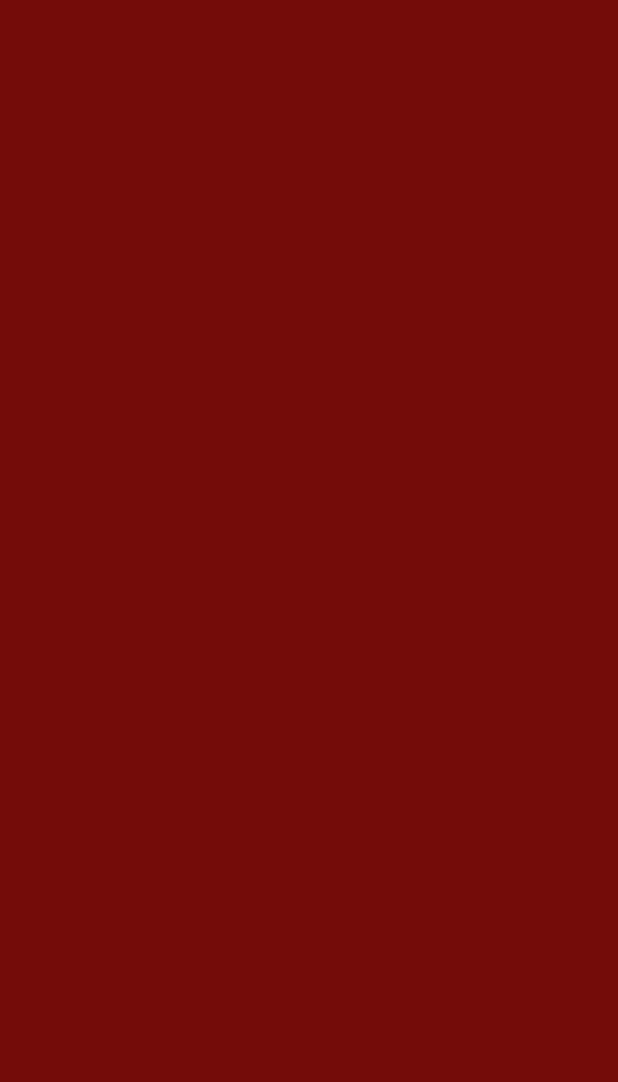
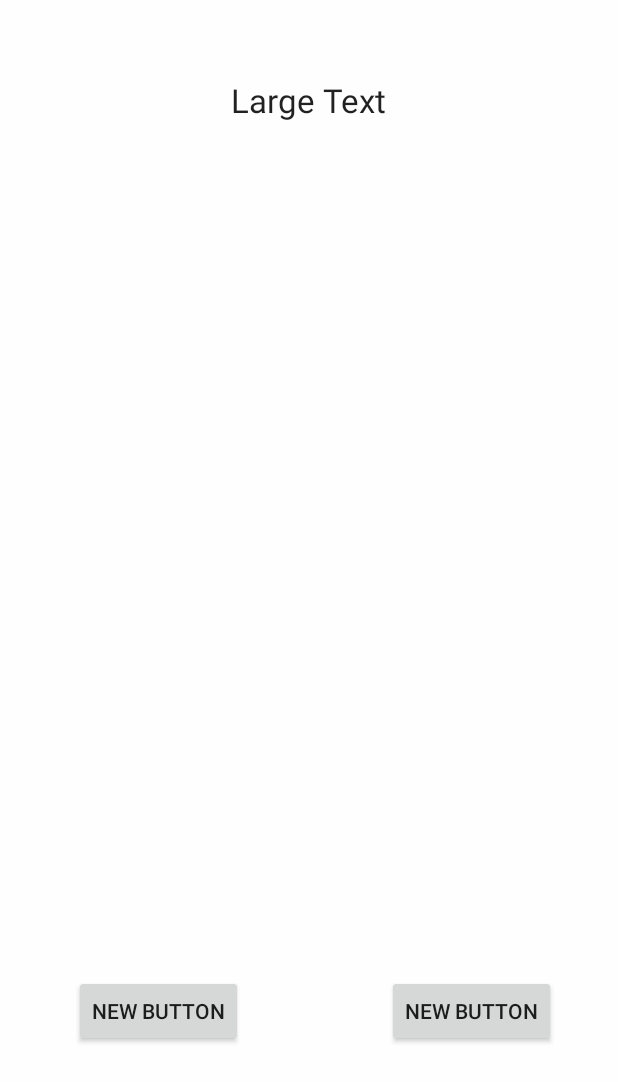
Before and after one commit to mmoookkkk/ICANTEEN, an Android app: the screen it shows after launch (MainActivity), on a phone screen of 412 x 824 dp. Before the commit the part shown is empty. Shown: the top 1082 px of the screen. Run offline under Robolectric (Android 15) with nearby library versions, the phone set to English and light mode, and no system bars.

Commit message:
hey sed laew na

```diff
--- a/app/src/main/res/layout/activity_main.xml
+++ b/app/src/main/res/layout/activity_main.xml
@@ -5,6 +5,36 @@
     android:layout_height="match_parent"
 
     tools:context=".MainActivity"
-    android:background="#760b0b">
+    android:background="#fffefe">
 
+    <Button
+        android:layout_width="wrap_content"
+        android:layout_height="wrap_content"
+        android:text="New Button"
+        android:id="@+id/button"
+        android:layout_marginBottom="126dp"
+        android:layout_marginLeft="49dp"
+        android:layout_marginStart="49dp"
+        android:layout_alignParentBottom="true"
+        android:layout_alignParentLeft="true"
+        android:layout_alignParentStart="true" />
+
+    <Button
+        android:layout_width="wrap_content"
+        android:layout_height="wrap_content"
+        android:text="New Button"
+        android:id="@+id/button2"
+        android:layout_toRightOf="@+id/textView"
+        android:layout_toEndOf="@+id/textView"
+        android:layout_alignTop="@+id/button" />
+
+    <TextView
+        android:layout_width="wrap_content"
+        android:layout_height="wrap_content"
+        android:textAppearance="?android:attr/textAppearanceLarge"
+        android:text="Large Text"
+        android:id="@+id/textView"
+        android:layout_alignParentTop="true"
+        android:layout_centerHorizontal="true"
+        android:layout_marginTop="52dp" />
 </RelativeLayout>
```
